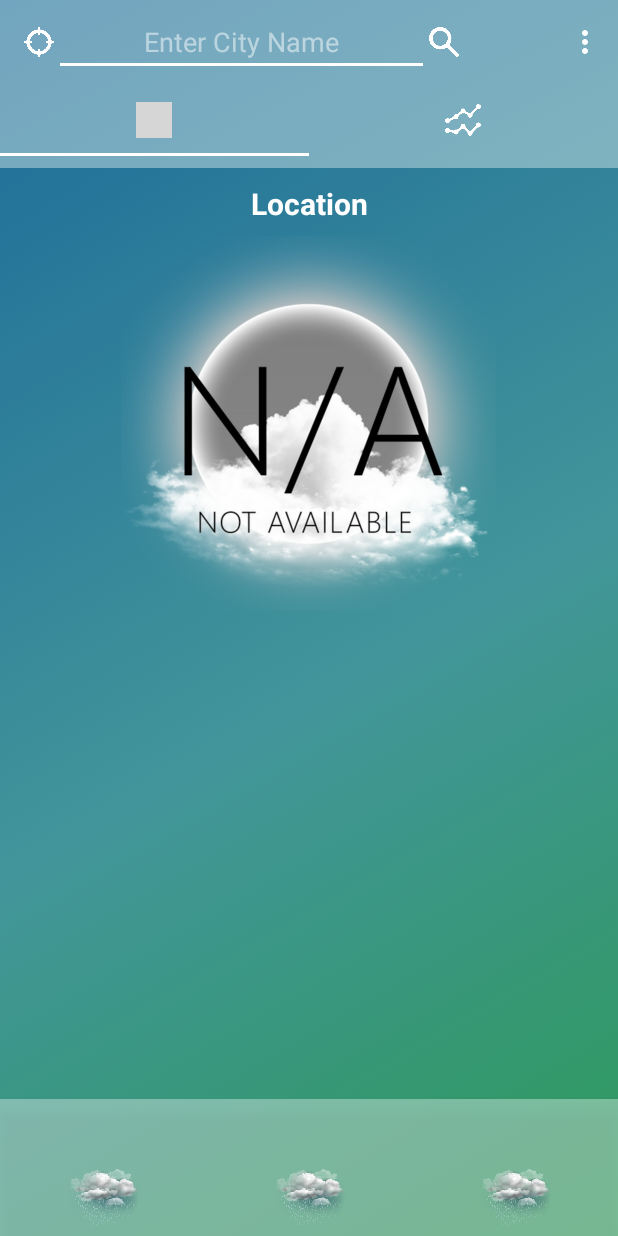
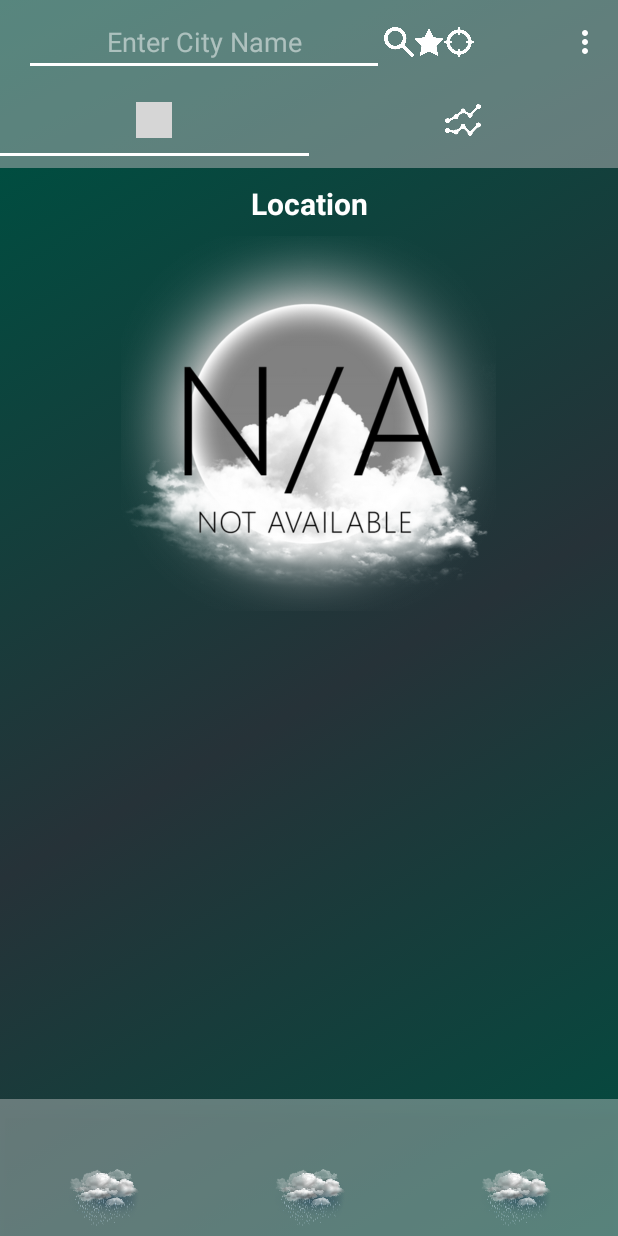
Before and after one commit to m4racz/Stormy, an Android app: the screen it shows after launch (MainActivity), on a phone screen of 412 x 824 dp. Run offline under Robolectric (Android 15) with nearby library versions, the phone set to English and light mode, and no system bars; 2 statements that could not run were skipped; grey boxes are pictures that could not be loaded.

Commit message:
small changes

```diff
--- a/app/src/main/java/com/android/m4racz/stormy/FetchTimeZoneInfo.java
+++ b/app/src/main/java/com/android/m4racz/stormy/FetchTimeZoneInfo.java
@@ -11,7 +11,7 @@ import java.util.ArrayList;
 
 
 /**
- * Download TabForecastWeather in AsyncTask
+ * Download Forecast in AsyncTask
  */
 public class FetchTimeZoneInfo extends AsyncTask<String, Void, String> {
 
@@ -41,8 +41,7 @@ public class FetchTimeZoneInfo extends AsyncTask<String, Void, String> {
         try {
             String timeZone = NetworkUtils.getDataFromWeb(urls[0]);
             com.android.m4racz.stormy.TimeZone.TimeZone timeZoneObject = parseCurrentTimeZoneJSONgson(timeZone);
-            //if time zone is not fetched we will return UTC time zone
-            if(timeZoneObject.getTimeZoneId() == null){
+            if (timeZoneObject.getTimeZoneId() == null){
                 return "UTC";
             }
             return timeZoneObject.getTimeZoneId();
--- a/app/src/main/java/com/android/m4racz/stormy/MainActivity.java
+++ b/app/src/main/java/com/android/m4racz/stormy/MainActivity.java
@@ -31,6 +31,8 @@ import android.view.View;
 import android.view.Window;
 import android.view.WindowManager;
 import android.view.inputmethod.InputMethodManager;
+import android.widget.ArrayAdapter;
+import android.widget.AutoCompleteTextView;
 import android.widget.EditText;
 import android.widget.ImageView;
 import android.widget.TextView;
@@ -67,6 +69,7 @@ public class MainActivity extends AppCompatActivity {
             R.drawable.tabforecast,
             R.drawable.tabmap
     };
+
 
     @Override
     public void onRequestPermissionsResult(int requestCode, @NonNull String[] permissions, @NonNull int[] grantResults) {
@@ -128,6 +131,11 @@ public class MainActivity extends AppCompatActivity {
         super.onCreate(savedInstanceState);
         setContentView(R.layout.activity_main);
 
+        //SET TOOLBAR MENU
+        android.support.v7.widget.Toolbar toolbar = findViewById(R.id.xToolBar);
+        setSupportActionBar(toolbar);
+        Objects.requireNonNull(getSupportActionBar()).setDisplayShowTitleEnabled(false); //disable title in toolbar
+
         //INIT DBS
         WeatherDbHelper db = new WeatherDbHelper(this);
 
@@ -147,15 +155,14 @@ public class MainActivity extends AppCompatActivity {
 
         //FORCE KEYBOARD OVERLAY to prevent screen adjust during entering search
         getWindow().setSoftInputMode(WindowManager.LayoutParams.SOFT_INPUT_ADJUST_PAN);
+
+        mInputCity = this.findViewById(R.id.xInputSearch);
+
         //INIT UI PARTS
-        mInputCity = this.findViewById(R.id.xInputSearch);
         mSearchWeather = this.findViewById(R.id.xSearchImage);
         mLocationWeather = this.findViewById(R.id.xLocationImage);
 
-        //SET TOOLBAR MENU
-        android.support.v7.widget.Toolbar toolbar = findViewById(R.id.xToolBar);
-        setSupportActionBar(toolbar);
-        Objects.requireNonNull(getSupportActionBar()).setDisplayShowTitleEnabled(false); //disable title in toolbar
+
 
         //get current context that will be passed to downloadTask
         context = getApplicationContext();
@@ -197,16 +204,14 @@ public class MainActivity extends AppCompatActivity {
 
         //change color of status bar
         Window window = this.getWindow();
-
         // clear FLAG_TRANSLUCENT_STATUS flag:
         window.clearFlags(WindowManager.LayoutParams.FLAG_TRANSLUCENT_STATUS);
-
         // add FLAG_DRAWS_SYSTEM_BAR_BACKGROUNDS flag to the window
         window.addFlags(WindowManager.LayoutParams.FLAG_DRAWS_SYSTEM_BAR_BACKGROUNDS);
-
         // finally change the color
         window.setStatusBarColor(ContextCompat.getColor(this,R.color.colorStatusBar));
-        //Create onFocusChange listener to hide keyboard
+
+        //Create onFocusChange listener to hide keyboard and show dropdown
         mInputCity.setOnFocusChangeListener(new View.OnFocusChangeListener() {
             @Override
             public void onFocusChange(View view, boolean hasFocus) {
--- a/app/src/main/res/drawable/bcg_mainacitivity.xml
+++ b/app/src/main/res/drawable/bcg_mainacitivity.xml
@@ -3,9 +3,9 @@
     <item>
         <shape>
             <gradient
-                android:startColor="#ff2d9a59"
-                android:centerColor="#ff42959a"
-                android:endColor="#ff23729a"
+                android:startColor="#004d40"
+                android:centerColor="#263238"
+                android:endColor="#004d40"
                 android:angle="135"/>
         </shape>
     </item>
--- a/app/src/main/res/layout/toolbar.xml
+++ b/app/src/main/res/layout/toolbar.xml
@@ -4,21 +4,17 @@
     xmlns:tools="http://schemas.android.com/tools"
     android:layout_width="match_parent"
     android:layout_height="wrap_content"
-    android:layout_gravity="center"
     android:background="@color/colorToolbar"
+    android:padding="0dp"
     android:theme="@style/Base.ThemeOverlay.AppCompat.Dark.ActionBar"
     app:popupTheme="@style/Base.ThemeOverlay.AppCompat.Light">
 
-    <ImageView
-        android:id="@+id/xLocationImage"
-        android:layout_width="20dp"
-        android:layout_height="20dp"
-        android:src="@drawable/location_search" />
 
     <EditText
         android:id="@+id/xInputSearch"
-        android:layout_width="250dp"
+        android:layout_width="240dp"
         android:layout_height="match_parent"
+        android:gravity="center_horizontal"
         android:backgroundTint="@color/colorWhite"
         android:hint="@string/enter_city_name"
         android:maxLines="1"
@@ -31,4 +27,19 @@
         android:layout_height="20dp"
         android:src="@drawable/search_icon" />
 
+    <ImageButton
+        android:layout_width="20dp"
+        android:layout_height="20dp"
+        android:layout_marginLeft="16dp"
+        android:layout_marginStart="8dp"
+        android:background="@null"
+        android:scaleType="fitXY"
+        android:src="@drawable/star" />
+
+    <ImageView
+        android:id="@+id/xLocationImage"
+        android:layout_width="20dp"
+        android:layout_height="20dp"
+        android:src="@drawable/location_search" />
+
 </android.support.v7.widget.Toolbar>
--- a/app/src/main/res/values/colors.xml
+++ b/app/src/main/res/values/colors.xml
@@ -3,7 +3,7 @@
     <color name="colorPrimary">#3F51B5</color>
     <color name="colorPrimaryDark">#303F9F</color>
     <color name="colorAccent">#FF4081</color>
-    <color name="colorStatusBar">#FF23729A</color>
+    <color name="colorStatusBar">#00838f</color>
     <color name="colorWhite">#ffffff</color>
-    <color name="colorToolbar">#5cffffff</color>
+    <color name="colorToolbar">#64dfdfdf</color>
 </resources>
```
Also changed, not shown: app/src/main/res/drawable/star.png (added), 637 other files.
